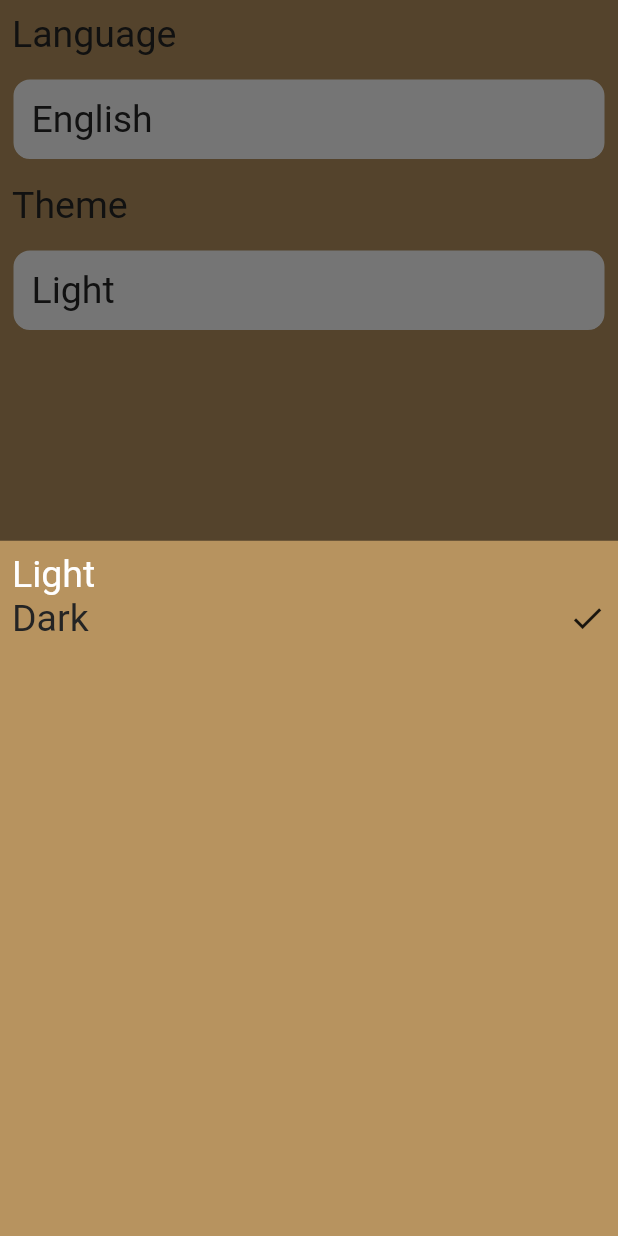
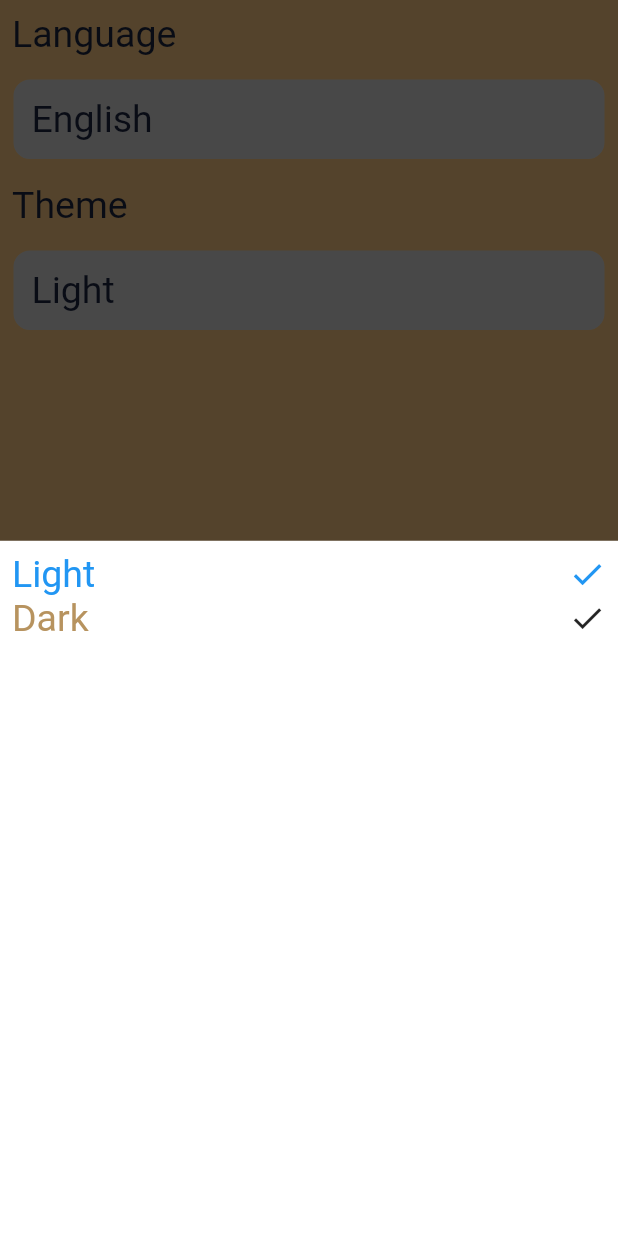
Before and after one commit to HanyYoussef22/Islimi, a Flutter app: the SettingsTab widget shown alone on an empty page, opened directly, after a tap on "Light", on a phone screen of 412 x 824 dp. Run offline on Flutter 3.47's test engine with Material 2 defaults, Android fonts, the phone set to English and light mode, and no system bars; generated files the repository leaves out were written again.

Commit message:
theme upadte

```diff
--- a/lib/My_Themes.dart
+++ b/lib/My_Themes.dart
@@ -1,8 +1,9 @@
 import 'package:flutter/material.dart';
 
 class MyThemesData{
-  static Color standerdColor =const Color(0xffB7935F);
-  static Color BlackColor =const Color(0xff242424);
+  static Color standerdColor = const Color(0xffB7935F);
+  static Color BlackColor = const Color(0xff141A2E);
+
   //-----------------------------------------------------
   static final ThemeData lightTheme = ThemeData(
       primaryColor: standerdColor,
@@ -11,48 +12,47 @@ class MyThemesData{
         backgroundColor: Colors.transparent,
         elevation: 0.0,
         iconTheme: IconThemeData(color: Color(0xff242424)),
-
       ),
       textTheme: TextTheme(
       headline1:TextStyle(
         fontSize: 30,
         fontWeight:FontWeight.bold ,
         color: BlackColor,
-      )
-        ,headline2:TextStyle(
+          ),
+          headline2: TextStyle(
             fontSize: 25,
-            fontWeight:FontWeight.w400 ,
+            fontWeight: FontWeight.w400,
             color: BlackColor,
-          )
-      ),
+          )),
       bottomNavigationBarTheme: BottomNavigationBarThemeData(
         selectedItemColor: BlackColor,
         unselectedItemColor: Colors.white,
-  )
-      );
+      ),
+      bottomSheetTheme: BottomSheetThemeData(backgroundColor: Colors.white));
   //-----------------------------------------------------
 
   static final ThemeData darkTheme = ThemeData(
       primaryColor: standerdColor,
-    canvasColor: standerdColor,
+      canvasColor: BlackColor,
+      bottomSheetTheme: BottomSheetThemeData(backgroundColor: BlackColor),
       appBarTheme: AppBarTheme(
         iconTheme: IconThemeData(color: BlackColor),
         backgroundColor: Colors.transparent,
         elevation: 0.0,
       ),
       textTheme: TextTheme(
-  headline1:TextStyle(
+          headline1: TextStyle(
             fontSize: 30,
-    fontWeight:FontWeight.bold ,
-    color: Color(0xff242424),
+            fontWeight: FontWeight.bold,
+            color: Color(0xffB7935F),
           )
   ,headline2:TextStyle(
         fontSize: 25,
-  fontWeight:FontWeight.w400 ,
-  color: BlackColor,
+            fontWeight: FontWeight.w400,
+            color: Color(0xffB7935F),
           )),
       bottomNavigationBarTheme: BottomNavigationBarThemeData(
-        selectedItemColor: BlackColor,
+        selectedItemColor: Color(0xffB7935F),
         unselectedItemColor: Colors.white,
       )
   );
--- a/lib/providers/app_provider.dart
+++ b/lib/providers/app_provider.dart
@@ -16,7 +16,7 @@ class AppProvider extends ChangeNotifier {
 
   String changeMainBackground() {
     return themeMode == ThemeMode.light
-        ? 'assets/images/main_background.png'
-        : 'assets/images/background_dark.png';
+        ? 'asstes/images/main_background.png'
+        : 'asstes/images/background_dark.png';
   }
 }
--- a/lib/taps/SetttingScreen/SetingScreen.dart
+++ b/lib/taps/SetttingScreen/SetingScreen.dart
@@ -36,7 +36,7 @@ class _SettingsTabState extends State<SettingsTab> {
               padding: EdgeInsets.all(12),
               decoration: BoxDecoration(
                   borderRadius: BorderRadius.circular(12),
-                  color: Colors.white,
+                  color: Colors.grey,
                   border: Border.all(color: Theme.of(context).primaryColor)),
               child: Text(
                 pro.AppLanguage == 'en' ? "English" : "العربية",
@@ -62,7 +62,7 @@ class _SettingsTabState extends State<SettingsTab> {
               padding: EdgeInsets.all(12),
               decoration: BoxDecoration(
                   borderRadius: BorderRadius.circular(12),
-                  color: Colors.white,
+                  color: Colors.grey,
                   border: Border.all(color: Theme.of(context).primaryColor)),
               child: Text(
                 pro.themeMode == ThemeMode.light ? "Light" : "Dark",
--- a/lib/taps/SetttingScreen/show_language_bottom_sheet.dart
+++ b/lib/taps/SetttingScreen/show_language_bottom_sheet.dart
@@ -45,11 +45,11 @@ class _ShowLangiageBottomsheetState extends State<ShowLangiageBottomsheet> {
               style: Theme.of(context)
                   .textTheme
                   .headline2!
-                  .copyWith(color: Theme.of(context).primaryColor)),
+                  .copyWith(color: Colors.blue)),
           Icon(
             Icons.check,
             size: 25,
-            color: Theme.of(context).primaryColor,
+            color: Colors.blue,
           )
         ],
       );
--- a/lib/taps/SetttingScreen/show_theme_bottom_sheet.dart
+++ b/lib/taps/SetttingScreen/show_theme_bottom_sheet.dart
@@ -21,14 +21,14 @@ class _ShowThemeBottomsheetState extends State<ShowThemeBottomsheet> {
           InkWell(
               onTap: () {
                 provider.ChangeAppTheme(ThemeMode.light);
-                // Navigator.pop(context);
+                Navigator.pop(context);
               },
               child: SelectedTheme('Light',
                   provider.themeMode == ThemeMode.light ? true : false)),
           InkWell(
               onTap: () {
                 provider.ChangeAppTheme(ThemeMode.dark);
-                // Navigator.pop(context);
+                Navigator.pop(context);
               },
               child: SelectedTheme(
                   'Dark', provider.themeMode == ThemeMode.dark ? true : false))
@@ -77,11 +77,11 @@ class _ShowThemeBottomsheetState extends State<ShowThemeBottomsheet> {
               style: Theme.of(context)
                   .textTheme
                   .headline2!
-                  .copyWith(color: Colors.white)),
+                  .copyWith(color: Colors.blue)),
           Icon(
             Icons.check,
             size: 25,
-            color: Theme.of(context).primaryColor,
+            color: Colors.blue,
           )
         ],
       );
@@ -89,7 +89,11 @@ class _ShowThemeBottomsheetState extends State<ShowThemeBottomsheet> {
       return Row(
         mainAxisAlignment: MainAxisAlignment.spaceBetween,
         children: [
-          Text(text, style: Theme.of(context).textTheme.headline2),
+          Text(text,
+              style: Theme.of(context)
+                  .textTheme
+                  .headline2!
+                  .copyWith(color: Color(0xffB7935F))),
           Icon(
             Icons.check,
             size: 25,
```
Lines whose indentation alone changed are shown as unchanged.
